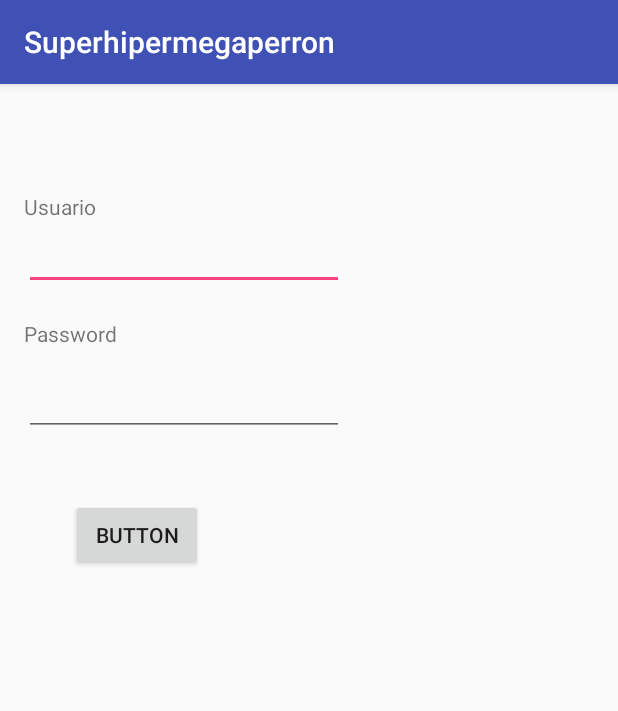
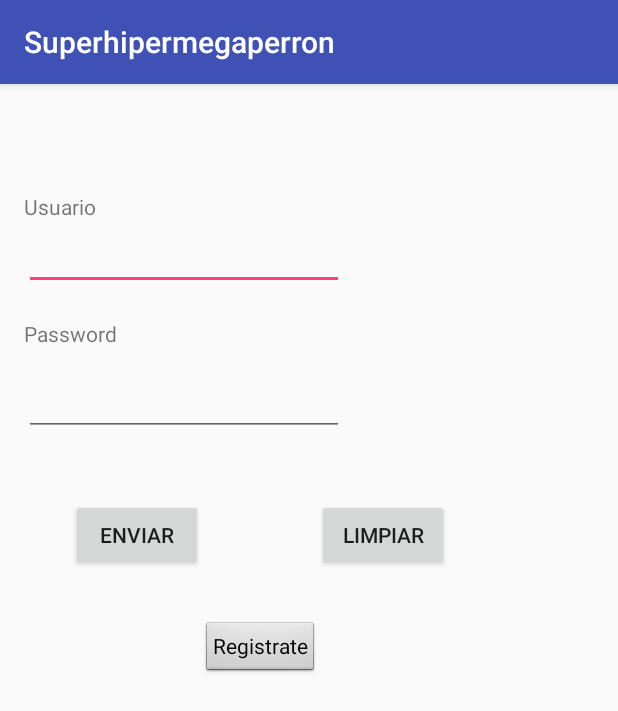
Before and after one commit to luisfernado28/Grupoperron, an Android app: the screen it shows after launch (MainActivity), on a phone screen of 412 x 824 dp. Shown: the top 711 px of the screen. Run offline under Robolectric (Android 15) with nearby library versions, the phone set to English and light mode, and no system bars.

Commit message:
Layout echo

```diff
--- a/app/src/main/java/com/example/luisfernando/superhipermegaperron/MainActivity.java
+++ b/app/src/main/java/com/example/luisfernando/superhipermegaperron/MainActivity.java
@@ -1,13 +1,43 @@
 package com.example.luisfernando.superhipermegaperron;
 
+import android.content.Context;
+import android.content.Intent;
 import android.support.v7.app.AppCompatActivity;
 import android.os.Bundle;
+import android.view.View;
+import android.widget.Button;
+import android.widget.EditText;
 
 public class MainActivity extends AppCompatActivity {
+
+    private EditText txtUsuario;
+    private EditText txtPassword;
+    private Button btnEnviar;
+    private Button btnLimpiar;
+    private Button btnRegistarse;
+
+    private Context context;
+
 
     @Override
     protected void onCreate(Bundle savedInstanceState) {
         super.onCreate(savedInstanceState);
         setContentView(R.layout.activity_main);
+
+        context=this;
+
+        txtUsuario=(EditText)findViewById(R.id.txtUsuario);
+        txtPassword=(EditText)findViewById(R.id.txtPassword);
+        btnEnviar=(Button)findViewById(R.id.btnEnviar);
+        btnLimpiar=(Button)findViewById(R.id.btnlimpiar);
+        btnRegistarse=(Button)findViewById(R.id.btnRegistrarse);
+
+        btnRegistarse.setOnClickListener(new View.OnClickListener() {
+            public void onClick(View v) {
+                Intent a=new Intent(context,RegistraseActivity.class);
+                startActivity(a);
+            }
+        });
+
     }
 }
--- /dev/null
+++ b/app/src/main/java/com/example/luisfernando/superhipermegaperron/RegistraseActivity.java
@@ -0,0 +1,8 @@
+package com.example.luisfernando.superhipermegaperron;
+
+/**
+ * Created by Luis Fernando on 02/03/2017.
+ */
+
+public class RegistraseActivity {
+}
--- a/app/src/main/res/layout/activity_main.xml
+++ b/app/src/main/res/layout/activity_main.xml
@@ -49,7 +49,7 @@
         android:layout_alignParentStart="true" />
 
     <Button
-        android:text="Button"
+        android:text="Enviar"
         android:layout_width="wrap_content"
         android:layout_height="wrap_content"
         android:layout_marginStart="31dp"
@@ -57,4 +57,24 @@
         android:layout_below="@+id/txtPassword"
         android:layout_alignParentStart="true"
         android:layout_marginTop="42dp" />
+
+    <Button
+        android:text="Registrate"
+        android:layout_width="wrap_content"
+        android:layout_height="wrap_content"
+        android:layout_marginTop="34dp"
+        android:id="@+id/btnRegistrarse"
+        android:layout_below="@+id/btnEnviar"
+        android:layout_toEndOf="@+id/btnEnviar"
+        android:minHeight="34dp"
+        android:minWidth="68dip"
+        style="@android:style/Widget.Button.Small" />
+
+    <Button
+        android:text="Limpiar"
+        android:layout_width="wrap_content"
+        android:layout_height="wrap_content"
+        android:layout_above="@+id/btnRegistrarse"
+        android:layout_toEndOf="@+id/btnRegistrarse"
+        android:id="@+id/btnlimpiar" />
 </RelativeLayout>
```
